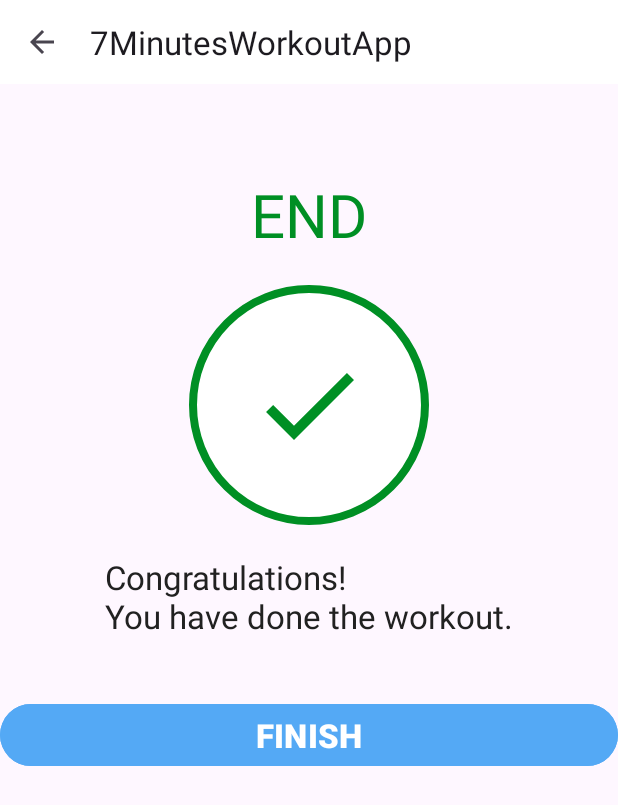
After one commit to eminokumus1/7MinutesWorkoutApp, an Android app: the FinishActivity screen opened directly, with no data from a screen before it, on a phone screen of 412 x 824 dp. The commit adds this screen. Shown: the top 805 px of the screen. Run offline under Robolectric (Android 15) with nearby library versions, the phone set to English and light mode, and no system bars.

```diff
--- a/app/src/main/AndroidManifest.xml
+++ b/app/src/main/AndroidManifest.xml
@@ -4,7 +4,7 @@
 
     <queries>
         <intent>
-            <action android:name="android.intent.action.TTS_SERVICE"/>
+            <action android:name="android.intent.action.TTS_SERVICE" />
         </intent>
     </queries>
 
@@ -18,6 +18,9 @@
         android:supportsRtl="true"
         android:theme="@style/Theme._7MinutesWorkoutApp"
         tools:targetApi="31">
+        <activity
+            android:name=".FinishActivity"
+            android:exported="false" />
         <activity
             android:name=".exercise.ExerciseActivity"
             android:exported="false" />
--- /dev/null
+++ b/app/src/main/java/com/eminokumus/a7minutesworkoutapp/FinishActivity.kt
@@ -0,0 +1,37 @@
+package com.eminokumus.a7minutesworkoutapp
+
+import android.content.Intent
+import androidx.appcompat.app.AppCompatActivity
+import android.os.Bundle
+import com.eminokumus.a7minutesworkoutapp.databinding.ActivityFinishBinding
+import com.eminokumus.a7minutesworkoutapp.start.StartActivity
+
+class FinishActivity : AppCompatActivity() {
+    private lateinit var binding: ActivityFinishBinding
+
+    override fun onCreate(savedInstanceState: Bundle?) {
+        super.onCreate(savedInstanceState)
+        binding = ActivityFinishBinding.inflate(layoutInflater)
+        setContentView(binding.root)
+
+        setSupportActionBar(binding.finishActivityToolbar)
+        displayUpButtonInToolbar()
+        setToolbarNavigationOnClickListener()
+
+        binding.finishButton.setOnClickListener {
+            finish()
+        }
+    }
+
+    private fun displayUpButtonInToolbar() {
+        if (supportActionBar != null) {
+            supportActionBar?.setDisplayHomeAsUpEnabled(true)
+        }
+    }
+
+    private fun setToolbarNavigationOnClickListener() {
+        binding.finishActivityToolbar.setNavigationOnClickListener {
+            onBackPressedDispatcher.onBackPressed()
+        }
+    }
+}
--- a/app/src/main/java/com/eminokumus/a7minutesworkoutapp/exercise/ExerciseStatusAdapter.kt
+++ b/app/src/main/java/com/eminokumus/a7minutesworkoutapp/exercise/ExerciseStatusAdapter.kt
@@ -1,5 +1,6 @@
 package com.eminokumus.a7minutesworkoutapp.exercise
 
+import android.graphics.Color
 import android.view.LayoutInflater
 import android.view.View
 import android.view.ViewGroup
@@ -33,6 +34,7 @@ class ExerciseStatusAdapter(val itemList: ArrayList<Exercise>) :
                         itemView.context,
                         R.drawable.item_circular_color_accent_bg
                     )
+                    binding.itemTextView.setTextColor(Color.parseColor("#FFFFFF"))
                 }
             }
         }
--- a/app/src/main/java/com/eminokumus/a7minutesworkoutapp/exercise/ExerciseViewModel.kt
+++ b/app/src/main/java/com/eminokumus/a7minutesworkoutapp/exercise/ExerciseViewModel.kt
@@ -7,11 +7,11 @@ import com.eminokumus.a7minutesworkoutapp.Constants
 import com.eminokumus.a7minutesworkoutapp.vo.Exercise
 
 class ExerciseViewModel : ViewModel() {
-    private val restTimeInMillis: Long = 10 * 1000
+    private val restTimeInMillis: Long = 1 * 1000
     private var restProgress = 0
 
 
-    private val exerciseTimeInMillis: Long = 30 * 1000
+    private val exerciseTimeInMillis: Long = 1 * 1000
     private var exerciseProgress = 0
 
     private val exerciseList = Constants.getExerciseList()
--- /dev/null
+++ b/app/src/main/res/drawable/ic_done_borderless.xml
@@ -0,0 +1,5 @@
+<vector android:height="48dp" android:tint="@color/colorAccent"
+    android:viewportHeight="24" android:viewportWidth="24"
+    android:width="48dp" xmlns:android="http://schemas.android.com/apk/res/android">
+    <path android:fillColor="@android:color/white" android:pathData="M9,16.17L4.83,12l-1.42,1.41L9,19 21,7l-1.41,-1.41z"/>
+</vector>
--- /dev/null
+++ b/app/src/main/res/layout/activity_finish.xml
@@ -0,0 +1,64 @@
+<?xml version="1.0" encoding="utf-8"?>
+<LinearLayout xmlns:android="http://schemas.android.com/apk/res/android"
+    xmlns:app="http://schemas.android.com/apk/res-auto"
+    xmlns:tools="http://schemas.android.com/tools"
+    android:layout_width="match_parent"
+    android:layout_height="match_parent"
+    android:gravity="center_horizontal"
+    android:orientation="vertical"
+    tools:context=".FinishActivity">
+
+    <androidx.appcompat.widget.Toolbar
+        android:id="@+id/finishActivityToolbar"
+        android:layout_width="match_parent"
+        android:layout_height="?android:attr/actionBarSize"
+        android:background="#FFFFFF" />
+
+    <TextView
+        android:id="@+id/endText"
+        android:layout_width="wrap_content"
+        android:layout_height="wrap_content"
+        android:layout_marginTop="60dp"
+        android:text="@string/end"
+        android:textColor="@color/colorAccent"
+        android:textSize="40sp" />
+
+    <LinearLayout
+        android:layout_width="160dp"
+        android:layout_height="160dp"
+        android:layout_marginTop="20dp"
+        android:background="@drawable/item_circular_accent"
+        android:gravity="center"
+        android:orientation="vertical">
+
+        <ImageView
+            android:id="@+id/doneImage"
+            android:layout_width="80dp"
+            android:layout_height="80dp"
+            android:layout_gravity="center"
+            android:contentDescription="@string/check_sign_image"
+            android:src="@drawable/ic_done_borderless" />
+
+    </LinearLayout>
+
+
+    <TextView
+        android:id="@+id/congratulationText"
+        android:layout_width="wrap_content"
+        android:layout_height="wrap_content"
+        android:layout_marginTop="20dp"
+        android:text="@string/congratulation_text"
+        android:textColor="@color/darkGrey"
+        android:textSize="22sp" />
+
+    <Button
+        android:id="@+id/finishButton"
+        android:layout_width="match_parent"
+        android:layout_height="wrap_content"
+        android:layout_marginTop="40sp"
+        android:backgroundTint="@color/colorDarkAccent"
+        android:text="@string/finish"
+        android:textSize="22sp"
+        android:textStyle="bold" />
+
+</LinearLayout>
--- a/app/src/main/res/layout/item_exercise_status.xml
+++ b/app/src/main/res/layout/item_exercise_status.xml
@@ -4,10 +4,9 @@
     android:id="@+id/itemTextView"
     android:layout_width="25dp"
     android:layout_height="25dp"
-    android:layout_margin="2dp"
+    android:layout_margin="4dp"
     android:background="@drawable/item_circular_gray_bg"
     android:gravity="center"
-    android:padding="4dp"
     android:textColor="@color/darkGrey"
     android:textSize="14sp"
     android:textStyle="bold"
--- a/app/src/main/res/values/colors.xml
+++ b/app/src/main/res/values/colors.xml
@@ -4,10 +4,15 @@
     <color name="white">#FFFFFFFF</color>
     <color name="lightGrey">#C4C4C4</color>
     <color name="darkGrey">#212121</color>
+    <color name="green">#4CAF50</color>
+    <color name="red">#C20505</color>
 
     <color name="colorPrimary">#B2212121</color>
     <color name="colorPrimaryDark">#B2212121</color>
     <color name="colorAccent">#008F24</color>
+    <color name="colorDarkAccent">#54a9f5</color>
+
+    <color name="backgroundDimGray">#866F6E6E</color>
 
     <color name="toolbar_color_control_normal">#000000</color>
 
--- a/app/src/main/res/values/strings.xml
+++ b/app/src/main/res/values/strings.xml
@@ -6,4 +6,10 @@
     <string name="exercise_image">Exercise image</string>
     <string name="exercise_name">Exercise name</string>
     <string name="upcoming_exercise">Upcoming Exercise:</string>
+    <string name="end">END</string>
+    <string name="check_sign_image">Check sign image</string>
+    <string name="congratulation_text">Congratulations!\nYou have done the workout.</string>
+    <string name="finish">FINISH</string>
+    <string name="warningDescription">You will lose your workout progress.\nDo you want to go back?</string>
+    <string name="warningTitleText">Are you sure?</string>
 </resources>
```
Also changed, not shown: app/src/main/java/com/eminokumus/a7minutesworkoutapp/exercise/ExerciseActivity.kt (+38 -6 lines), app/src/main/res/drawable/rounded_bg.xml (added, +10 -0 lines), app/src/main/res/layout/activity_exercise.xml (+8 -0 lines), app/src/main/res/layout/back_confirmation_dialog.xml (added, +56 -0 lines).
